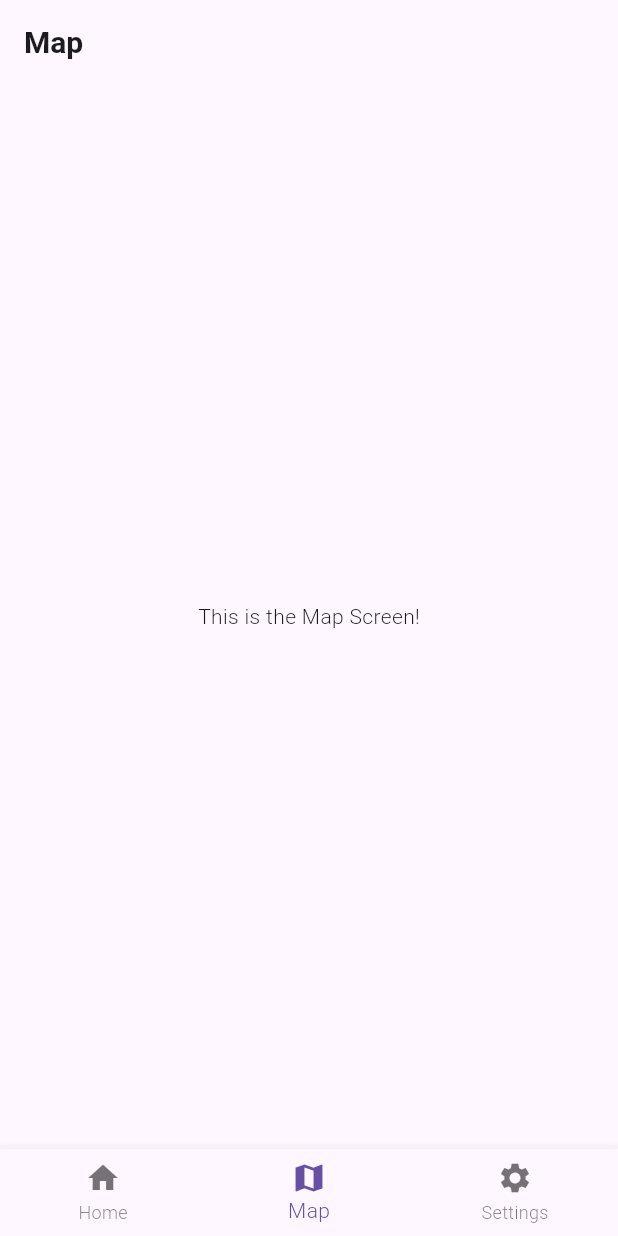
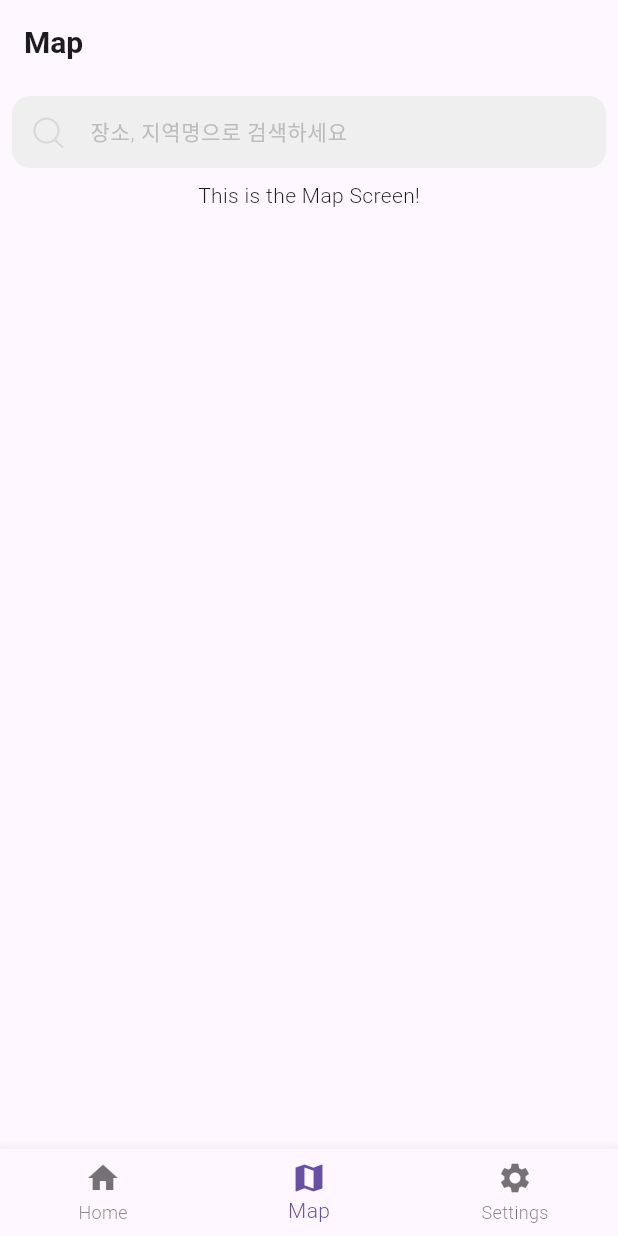
Before and after one commit to team-bbtrain/BabBBu, a Flutter app: the screen it shows after launch, item 2 of the bottom bar chosen, on a phone screen of 412 x 824 dp. Run offline on Flutter 3.47's test engine with Material 3 defaults, Android fonts, the phone set to English and light mode, and no system bars; our stand-ins replace flutter_svg; Roboto replaces fonts that are missing (Pretendard).

Commit message:
feat: add a search text field

```diff
--- a/lib/ui/screens/map_screen.dart
+++ b/lib/ui/screens/map_screen.dart
@@ -1,3 +1,5 @@
+import 'package:BabBBu/ui/widgets/text_field/search_text_field.dart';
+import 'package:BabBBu/ui/widgets/text_field/text_field_height.dart';
 import 'package:flutter/material.dart';
 
 class MapScreen extends StatelessWidget {
@@ -8,7 +10,21 @@ class MapScreen extends StatelessWidget {
         title: Text('Map'),
       ),
       body: Center(
-        child: Text('This is the Map Screen!'),
+        child: Container(
+          padding: EdgeInsets.all(8),
+          child: Column(
+            children: [
+              SearchTextField(
+                controller: TextEditingController(),
+                height: TextFieldHeight.lg,
+                onSearch: (query) {
+                  print('Search query: $query');
+                },
+              ),
+              Text('This is the Map Screen!'),
+            ],
+          ),
+        ),
       ),
     );
   }
--- /dev/null
+++ b/lib/ui/widgets/text_field/search_text_field.dart
@@ -0,0 +1,45 @@
+import 'package:BabBBu/ui/assets/assets.dart';
+import 'package:flutter/material.dart';
+import 'package:flutter_svg/svg.dart';
+import 'package:BabBBu/ui/widgets/text_field/text_field_height.dart';
+
+class SearchTextField extends StatelessWidget {
+  final TextEditingController controller;
+  final String hintText;
+  final double height;
+  final Function(String)? onSearch;
+
+  const SearchTextField({
+    Key? key,
+    required this.controller,
+    this.hintText = '장소, 지역명으로 검색하세요',
+    this.height = TextFieldHeight.lg,
+    this.onSearch,
+  }) : super(key: key);
+
+  @override
+  Widget build(BuildContext context) {
+    return SizedBox(
+      height: height,
+      child: TextFormField(
+        controller: controller,
+        decoration: InputDecoration(
+          hintText: hintText,
+          contentPadding:
+              const EdgeInsets.symmetric(vertical: 12, horizontal: 16),
+          prefixIcon: SvgPicture.asset(
+            AppAssets.icons.searchLine,
+            width: 24.0,
+            height: 24.0,
+            fit: BoxFit.none, // for width, height
+          ),
+        ),
+        onFieldSubmitted: (query) {
+          if (onSearch != null) {
+            onSearch!(query);
+          }
+        },
+      ),
+    );
+  }
+}
--- /dev/null
+++ b/lib/ui/widgets/text_field/text_field_height.dart
@@ -0,0 +1,5 @@
+class TextFieldHeight {
+  static const double lg = 56;
+  static const double md = 48;
+  static const double sm = 40;
+}
```
